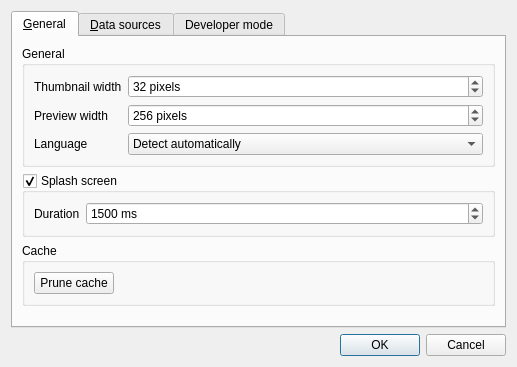
Old version of the form src/settingsdialog.ui in the repository ZIMA-Engineering/ZIMA-CAD-Parts.
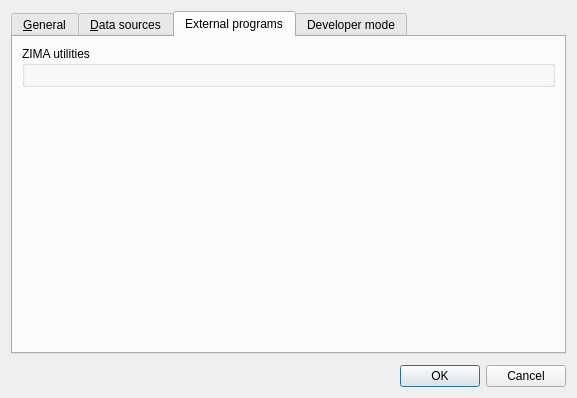
New version of the form. The open tabs and pages were chosen to show the change.

Commit message:
Launch external ZIMA utilies on directories in tree
Supports:
 - ZIMA-PTC-Cleaner
 - ZIMA-CAD-Sync
 - ZIMA-PS2PDF
 - ZIMA-STEP-Edit

Patch:
```diff
--- a/src/settingsdialog.ui
+++ b/src/settingsdialog.ui
@@ -6,8 +6,8 @@
    <rect>
     <x>0</x>
     <y>0</y>
-    <width>517</width>
-    <height>367</height>
+    <width>577</width>
+    <height>398</height>
    </rect>
   </property>
   <property name="windowTitle">
@@ -257,6 +257,34 @@
        </item>
       </layout>
      </widget>
+     <widget class="QWidget" name="tab_4">
+      <attribute name="title">
+       <string>External programs</string>
+      </attribute>
+      <layout class="QVBoxLayout" name="verticalLayout_7">
+       <item>
+        <widget class="QGroupBox" name="zimaUtilsGroupBox">
+         <property name="title">
+          <string>ZIMA utilities</string>
+         </property>
+         <layout class="QGridLayout" name="gridLayout"/>
+        </widget>
+       </item>
+       <item>
+        <spacer name="verticalSpacer_5">
+         <property name="orientation">
+          <enum>Qt::Vertical</enum>
+         </property>
+         <property name="sizeHint" stdset="0">
+          <size>
+           <width>20</width>
+           <height>40</height>
+          </size>
+         </property>
+        </spacer>
+       </item>
+      </layout>
+     </widget>
      <widget class="QWidget" name="tab_3">
       <attribute name="title">
        <string>Developer mode</string>
```
The commit also changes 12 other files.
